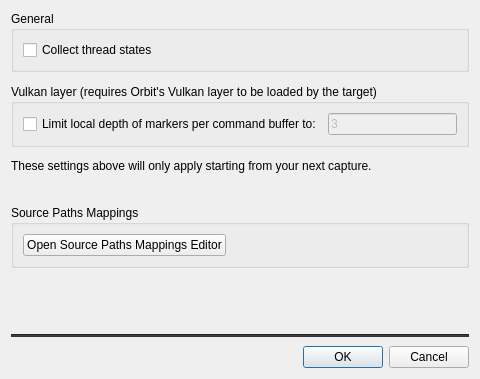
google/orbit, file src/OrbitQt/CaptureOptionsDialog.ui: the form before one commit.
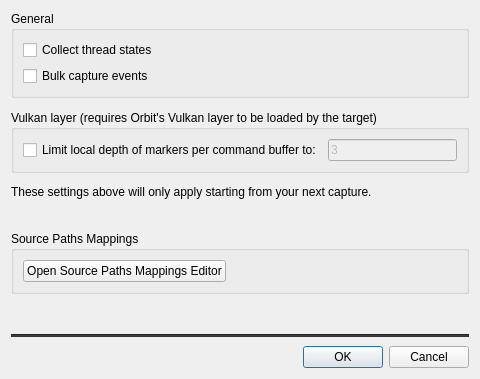
The form after the commit.

Commit message: Add "BulkCaptureEvents" capture optionAdd "BulkCaptureEvents" capture optionAdd "BulkCaptureEvents" capture optionAdd "BulkCaptureEvents" capture optionAdd "BulkCaptureEvents" capture optionAdd "BulkCaptureEvents" capture optionAdd "BulkCaptureEvents" capture optionAdd "BulkCaptureEvents" capture optionAdd "BulkCaptureEvents" capture option

What changed in the file:
```diff
--- a/src/OrbitQt/CaptureOptionsDialog.ui
+++ b/src/OrbitQt/CaptureOptionsDialog.ui
@@ -58,6 +58,13 @@
           </property>
          </widget>
         </item>
+         <item>
+         <widget class="QCheckBox" name="bulkCaptureEventsCheckBox">
+          <property name="text">
+           <string>Bulk capture events</string>
+          </property>
+         </widget>
+        </item>
        </layout>
       </widget>
      </item>
```
The commit also changes 17 other files.
